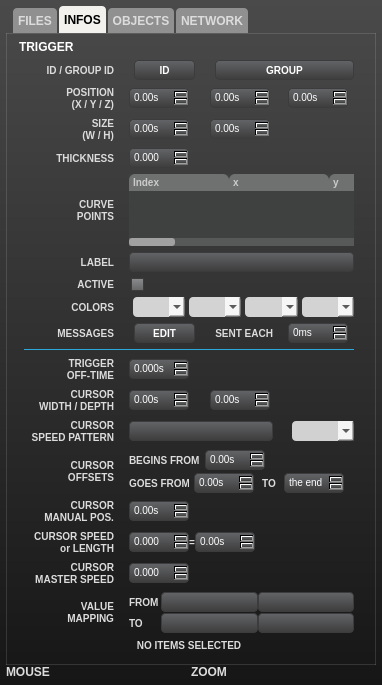
Old version of the form uiinspector.ui in the repository buzzinglight/IanniX.
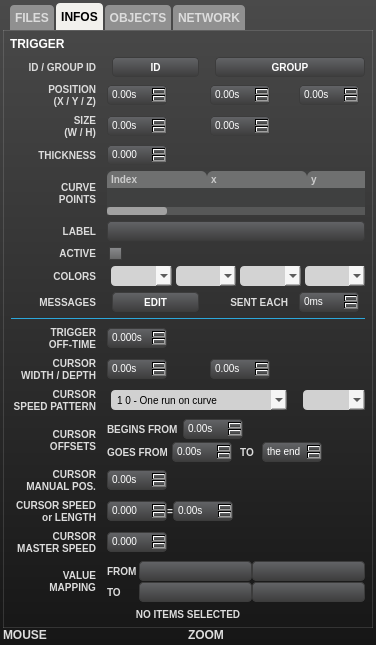
New version of the form. The open tabs and pages were chosen to show the change. Icons and pictures are not drawn.

What changed in the file:
```diff
--- a/uiinspector.ui
+++ b/uiinspector.ui
@@ -6,8 +6,8 @@
    <rect>
     <x>0</x>
     <y>0</y>
-    <width>382</width>
-    <height>685</height>
+    <width>376</width>
+    <height>645</height>
    </rect>
   </property>
   <property name="windowTitle">
@@ -254,7 +254,7 @@
        <number>0</number>
       </property>
       <property name="margin">
-       <number>6</number>
+       <number>3</number>
       </property>
       <item>
        <widget class="QTabWidget" name="tab">
@@ -388,18 +388,9 @@
           <string>INFOS</string>
          </attribute>
          <layout class="QVBoxLayout" name="verticalLayout_14">
-          <property name="leftMargin">
-           <number>12</number>
-          </property>
-          <property name="topMargin">
+          <property name="margin">
            <number>6</number>
           </property>
-          <property name="rightMargin">
-           <number>12</number>
-          </property>
-          <property name="bottomMargin">
-           <number>12</number>
-          </property>
           <item>
            <widget class="QLabel" name="typeLabel">
             <property name="sizePolicy">
@@ -431,13 +422,13 @@
              <widget class="QLabel" name="IDLabel">
               <property name="minimumSize">
                <size>
-                <width>90</width>
+                <width>85</width>
                 <height>0</height>
                </size>
               </property>
               <property name="maximumSize">
                <size>
-                <width>90</width>
+                <width>85</width>
                 <height>16777215</height>
                </size>
               </property>
@@ -456,13 +447,13 @@
              <widget class="QLabel" name="positionLabel">
               <property name="minimumSize">
                <size>
-                <width>90</width>
+                <width>85</width>
                 <height>0</height>
                </size>
               </property>
               <property name="maximumSize">
                <size>
-                <width>90</width>
+                <width>85</width>
                 <height>16777215</height>
                </size>
               </property>
@@ -584,13 +575,13 @@
              <widget class="QLabel" name="sizeLabel">
               <property name="minimumSize">
                <size>
-                <width>90</width>
+                <width>85</width>
                 <height>0</height>
                </size>
               </property>
               <property name="maximumSize">
                <size>
-                <width>90</width>
+                <width>85</width>
                 <height>16777215</height>
                </size>
               </property>
@@ -678,13 +669,13 @@
              <widget class="QLabel" name="widthLabel">
               <property name="minimumSize">
                <size>
-                <width>90</width>
+                <width>85</width>
                 <height>0</height>
                </size>
               </property>
               <property name="maximumSize">
                <size>
-                <width>90</width>
+                <width>85</width>
                 <height>16777215</height>
                </size>
               </property>
@@ -735,13 +726,13 @@
              <widget class="QLabel" name="patternLabel">
               <property name="minimumSize">
                <size>
-                <width>90</width>
+                <width>85</width>
                 <height>0</height>
                </size>
               </property>
               <property name="maximumSize">
                <size>
-                <width>90</width>
+                <width>85</width>
                 <height>16777215</height>
                </size>
               </property>
@@ -755,18 +746,8 @@
               <property name="wordWrap">
                <bool>true</bool>
               </property>
-             </widget>
-            </item>
-            <item row="15" column="1" colspan="2">
-             <widget class="QLineEdit" name="patternLine">
-              <property name="toolTip">
-               <string/>
-              </property>
-              <property name="statusTip">
-               <string>Type here the speed pattern separated by spaces (&quot;1 2 -1 0&quot; means running one time at normal speed, then again at double speed, then reverse run and finally stopping)</string>
-              </property>
-              <property name="text">
-               <string/>
+              <property name="buddy">
+               <cstring>patternLine</cstring>
               </property>
              </widget>
             </item>
@@ -774,13 +755,13 @@
              <widget class="QLabel" name="offsetLabel">
               <property name="minimumSize">
                <size>
-                <width>90</width>
+                <width>85</width>
                 <height>0</height>
                </size>
               </property>
               <property name="maximumSize">
                <size>
-                <width>90</width>
+                <width>85</width>
                 <height>16777215</height>
                </size>
               </property>
@@ -1006,13 +987,13 @@
              <widget class="QLabel" name="posLabel">
               <property name="minimumSize">
                <size>
-                <width>90</width>
+                <width>85</width>
                 <height>0</height>
                </size>
               </property>
               <property name="maximumSize">
                <size>
-                <width>90</width>
+                <width>85</width>
                 <height>16777215</height>
                </size>
               </property>
@@ -1066,13 +1047,13 @@
              <widget class="QLabel" name="cursorSpeedLabel">
               <property name="minimumSize">
                <size>
-                <width>90</width>
+                <width>85</width>
                 <height>0</height>
                </size>
               </property>
               <property name="maximumSize">
                <size>
-                <width>90</width>
+                <width>85</width>
                 <height>16777215</height>
                </size>
               </property>
@@ -1184,13 +1165,13 @@
              <widget class="QLabel" name="speedFLabel">
               <property name="minimumSize">
                <size>
-                <width>90</width>
+                <width>85</width>
                 <height>0</height>
                </size>
               </property>
               <property name="maximumSize">
                <size>
-                <width>90</width>
+                <width>85</width>
                 <height>16777215</height>
                </size>
               </property>
@@ -1244,13 +1225,13 @@
              <widget class="QLabel" name="cursorBoundsLabel">
               <property name="minimumSize">
                <size>
-                <width>90</width>
+                <width>85</width>
                 <height>0</height>
                </size>
               </property>
               <property name="maximumSize">
                <size>
-                <width>90</width>
+                <width>85</width>
                 <height>16777215</height>
                </size>
               </property>
@@ -1424,13 +1405,13 @@
              <widget class="QLabel" name="triggerOffLabel">
               <property name="minimumSize">
                <size>
-                <width>90</width>
+                <width>85</width>
                 <height>0</height>
                </size>
               </property>
               <property name="maximumSize">
                <size>
-                <width>90</width>
+                <width>85</width>
                 <height>16777215</height>
                </size>
               </property>
@@ -1481,13 +1462,13 @@
              <widget class="QLabel" name="labelLabel">
               <property name="minimumSize">
                <size>
-                <width>90</width>
+                <width>85</width>
                 <height>0</height>
                </size>
               </property>
               <property name="maximumSize">
                <size>
-                <width>90</width>
+                <width>85</width>
                 <height>16777215</height>
                </size>
               </property>
@@ -1516,13 +1497,13 @@
              <widget class="QLabel" name="activityLabel">
               <property name="minimumSize">
                <size>
-                <width>90</width>
+                <width>85</width>
                 <height>0</height>
                </size>
               </property>
               <property name="maximumSize">
                <size>
-                <width>90</width>
+                <width>85</width>
                 <height>16777215</height>
                </size>
               </property>
@@ -1576,13 +1557,13 @@
              <widget class="QLabel" name="messagesLabel">
               <property name="minimumSize">
                <size>
-                <width>90</width>
+                <width>85</width>
                 <height>0</height>
                </size>
               </property>
               <property name="maximumSize">
                <size>
-                <width>90</width>
+                <width>85</width>
                 <height>16777215</height>
                </size>
               </property>
@@ -1601,13 +1582,13 @@
              <widget class="QLabel" name="colorLabel">
               <property name="minimumSize">
                <size>
-                <width>90</width>
+                <width>85</width>
                 <height>0</height>
                </size>
               </property>
               <property name="maximumSize">
                <size>
-                <width>90</width>
+                <width>85</width>
                 <height>16777215</height>
                </size>
               </property>
@@ -1734,13 +1715,13 @@
              <widget class="QLabel" name="sizeLabel2">
               <property name="minimumSize">
                <size>
-                <width>90</width>
+                <width>85</width>
                 <height>0</height>
                </size>
               </property>
               <property name="maximumSize">
                <size>
-                <width>90</width>
+                <width>85</width>
                 <height>16777215</height>
                </size>
               </property>
@@ -1915,13 +1896,13 @@
              <widget class="QLabel" name="pointsLabel">
               <property name="minimumSize">
                <size>
-                <width>90</width>
+                <width>85</width>
                 <height>0</height>
                </size>
               </property>
               <property name="maximumSize">
                <size>
-                <width>90</width>
+                <width>85</width>
                 <height>16777215</height>
                </size>
               </property>
@@ -2008,6 +1989,56 @@
               </column>
              </widget>
             </item>
+            <item row="15" column="1" colspan="2">
+             <widget class="QComboBox" name="patternLine">
+              <property name="minimumSize">
+               <size>
+                <width>0</width>
+                <height>20</height>
+               </size>
+              </property>
+              <property name="maximumSize">
+               <size>
+                <width>180</width>
+                <height>20</height>
+               </size>
+              </property>
+              <property name="toolTip">
+               <string/>
+              </property>
+              <property name="statusTip">
+               <string>Type here the speed pattern separated by spaces</string>
+              </property>
+              <property name="editable">
+               <bool>true</bool>
+              </property>
+              <item>
+               <property name="text">
+                <string>1 0 - One run on curve</string>
+               </property>
+              </item>
+              <item>
+               <property name="text">
+                <string>1 - Loop on curve</string>
+               </property>
+              </item>
+              <item>
+               <property name="text">
+                <string>1 -1 0 - Single roundtrip on curve </string>
+               </property>
+              </item>
+              <item>
+               <property name="text">
+                <string>1 -1 - Loop roundtrip on curve </string>
+               </property>
+              </item>
+              <item>
+               <property name="text">
+                <string>1 2 0 - One normal run, another at double speed</string>
+               </property>
+              </item>
+             </widget>
+            </item>
            </layout>
           </item>
          </layout>
```
Left out of the diff: 481 changed lines with no effect on the pictures.
